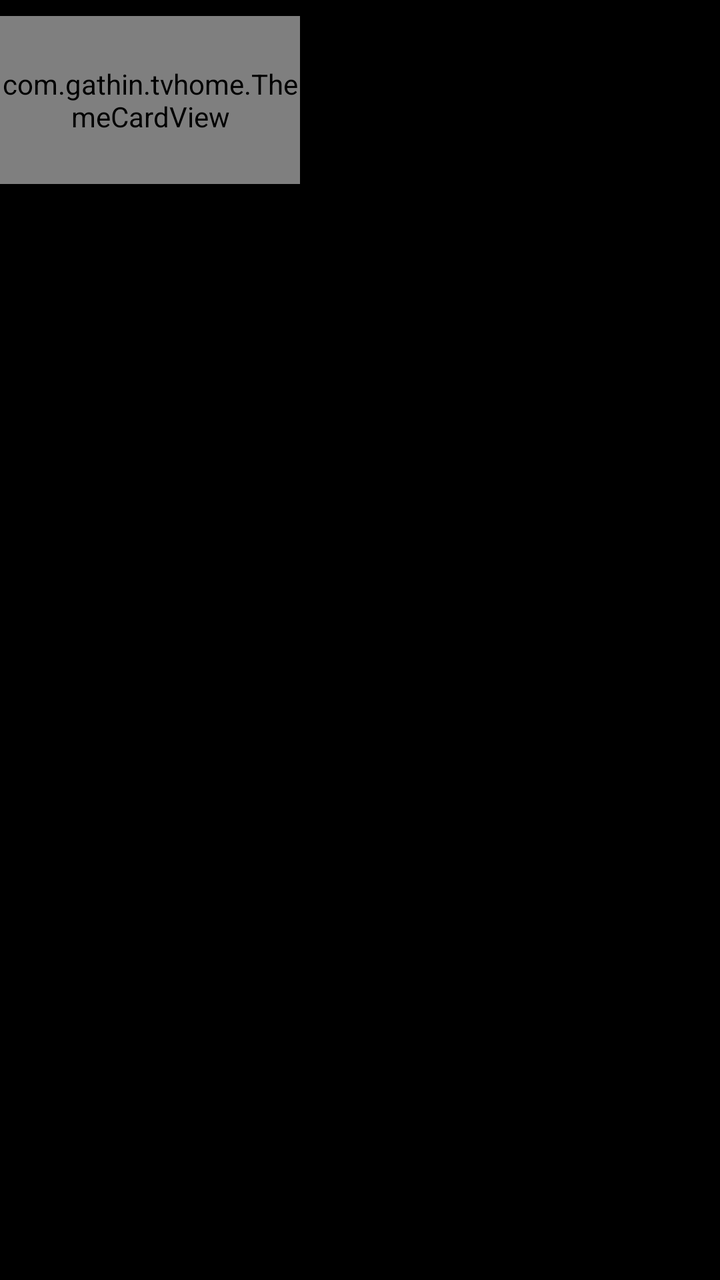
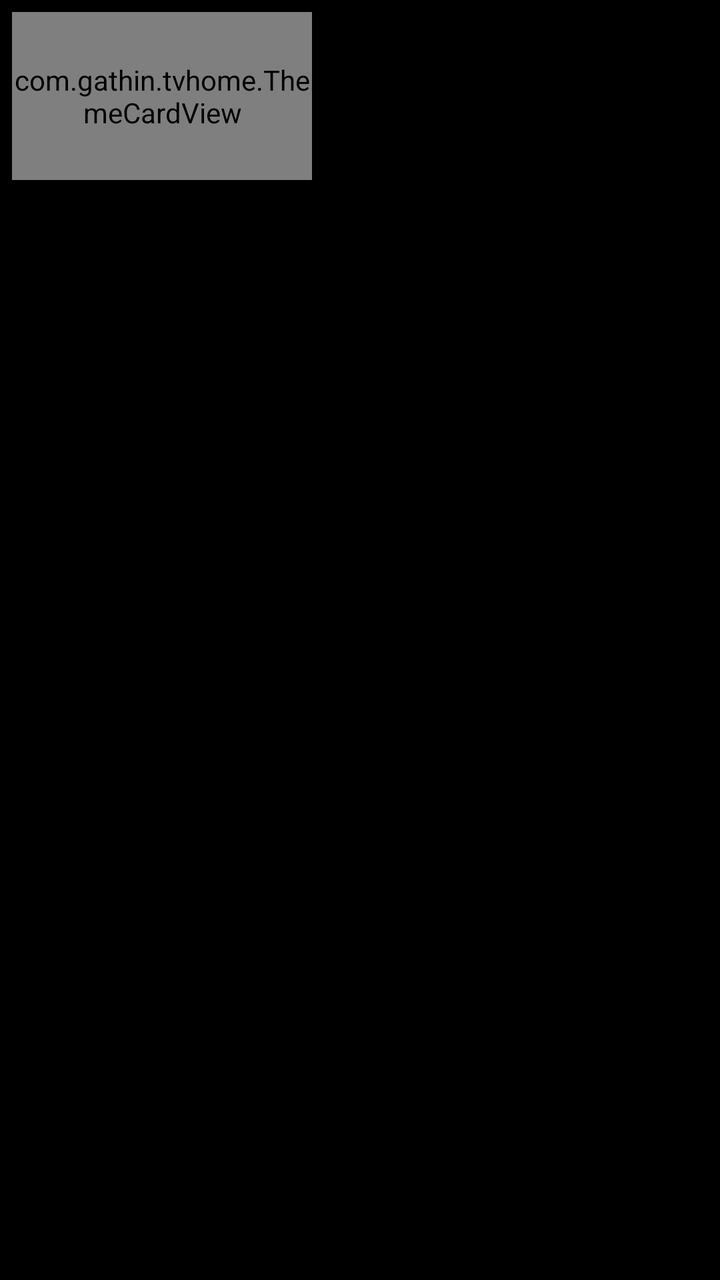

An Android layout rendered at two revisions. The XML below is the earlier revision; the diff shows what the commit changed to produce the second picture.
<!-- AndroidManifest.xml: application theme Theme.TvHome -->
<!-- res/layout/item_theme.xml -->
<?xml version="1.0" encoding="utf-8"?>
<FrameLayout xmlns:android="http://schemas.android.com/apk/res/android"
    android:layout_width="wrap_content"
    android:layout_height="wrap_content"
    android:paddingTop="8dp"
    android:paddingBottom="8dp"
    android:clipChildren="false"
    android:clipToPadding="false">

    <FrameLayout
        android:id="@+id/themeCard"
        android:layout_width="150dp"
        android:layout_height="84dp"
        android:background="@drawable/tile_bg"
        android:focusable="true"
        android:clickable="true">

        <com.gathin.tvhome.ThemeCardView
            android:id="@+id/themeMock"
            android:layout_width="match_parent"
            android:layout_height="match_parent" />

        <TextView
            android:id="@+id/themeName"
            android:layout_width="wrap_content"
            android:layout_height="wrap_content"
            android:layout_gravity="bottom|start"
            android:layout_marginStart="8dp"
            android:layout_marginBottom="5dp"
            android:maxWidth="118dp"
            android:singleLine="true"
            android:ellipsize="end"
            android:textColor="#FFFFFFFF"
            android:textSize="13sp"
            android:fontFamily="@font/outfit"
            android:fontVariationSettings="'wght' 500"
            android:letterSpacing="0.02"
            android:shadowColor="#99000000"
            android:shadowDx="0"
            android:shadowDy="2"
            android:shadowRadius="8" />

        <ImageView
            android:id="@+id/themeBadge"
            android:layout_width="22dp"
            android:layout_height="22dp"
            android:layout_gravity="top|end"
            android:layout_margin="6dp"
            android:padding="4dp"
            android:background="@drawable/pill_bg"
            android:src="@drawable/ic_star"
            android:tint="#FF111111"
            android:visibility="gone"
            android:contentDescription="@null" />
    </FrameLayout>
</FrameLayout>
<!-- resources referenced by this layout -->
<resources>
  <!-- drawable ic_star (drawable) -->
  <?xml version="1.0" encoding="utf-8"?>
  <vector xmlns:android="http://schemas.android.com/apk/res/android"
      android:width="22dp" android:height="22dp"
      android:viewportWidth="24" android:viewportHeight="24">
      <path android:fillColor="#FFFFFFFF"
          android:pathData="M12,17.27L18.18,21l-1.64,-7.03L22,9.24l-7.19,-0.61L12,2L9.19,8.63L2,9.24l5.46,4.73L5.82,21z" />
  </vector>
  <!-- drawable pill_bg (drawable) -->
  <?xml version="1.0" encoding="utf-8"?>
  <selector xmlns:android="http://schemas.android.com/apk/res/android">
      <item android:state_focused="true">
          <shape android:shape="rectangle">
              <solid android:color="@color/pill_focused" />
              <corners android:radius="@dimen/pill_radius" />
          </shape>
      </item>
      <item>
          <shape android:shape="rectangle">
              <gradient android:angle="270" android:startColor="@color/pill_fill_top" android:endColor="@color/pill_fill_bottom" />
              <stroke android:width="1dp" android:color="@color/pill_stroke" />
              <corners android:radius="@dimen/pill_radius" />
          </shape>
      </item>
  </selector>
  <!-- drawable tile_bg (drawable) -->
  <?xml version="1.0" encoding="utf-8"?>
  <selector xmlns:android="http://schemas.android.com/apk/res/android">
      <item android:state_pressed="true">
          <shape android:shape="rectangle">
              <solid android:color="@color/surface_card_pressed" />
              <corners android:radius="@dimen/tile_radius" />
          </shape>
      </item>
      <item>
          <shape android:shape="rectangle">
              <solid android:color="@color/surface_card" />
              <corners android:radius="@dimen/tile_radius" />
          </shape>
      </item>
  </selector>
  <style name="Theme.TvHome" parent="android:Theme.Material.NoActionBar.Fullscreen">
          <item name="android:windowBackground">@android:color/black</item>
          <item name="android:colorBackground">@android:color/black</item>
          <item name="android:windowAnimationStyle">@null</item>
      </style>
  <color name="pill_focused">#F5FFFFFF</color>
  <dimen name="pill_radius">18dp</dimen>
  <color name="pill_fill_top">#2EFFFFFF</color>
  <color name="pill_fill_bottom">#14FFFFFF</color>
  <color name="pill_stroke">#38FFFFFF</color>
  <color name="surface_card_pressed">#E62E3B4C</color>
  <dimen name="tile_radius">16dp</dimen>
  <color name="surface_card">#D91A2531</color>
</resources>

<!-- the commit's change to res/layout/item_theme.xml (unified diff, before → after) -->
@@ -2,8 +2,10 @@
 <FrameLayout xmlns:android="http://schemas.android.com/apk/res/android"
     android:layout_width="wrap_content"
     android:layout_height="wrap_content"
-    android:paddingTop="8dp"
-    android:paddingBottom="8dp"
+    android:paddingStart="6dp"
+    android:paddingEnd="6dp"
+    android:paddingTop="6dp"
+    android:paddingBottom="6dp"
     android:clipChildren="false"
     android:clipToPadding="false">
 
@@ -22,23 +24,24 @@
 
         <TextView
             android:id="@+id/themeName"
-            android:layout_width="wrap_content"
+            android:layout_width="match_parent"
             android:layout_height="wrap_content"
             android:layout_gravity="bottom|start"
             android:layout_marginStart="8dp"
-            android:layout_marginBottom="5dp"
-            android:maxWidth="118dp"
+            android:layout_marginBottom="4dp"
+            android:layout_marginEnd="8dp"
             android:singleLine="true"
             android:ellipsize="end"
             android:textColor="#FFFFFFFF"
-            android:textSize="13sp"
+            android:textSize="12.5sp"
             android:fontFamily="@font/outfit"
             android:fontVariationSettings="'wght' 500"
             android:letterSpacing="0.02"
+            android:includeFontPadding="false"
             android:shadowColor="#99000000"
             android:shadowDx="0"
-            android:shadowDy="2"
-            android:shadowRadius="8" />
+            android:shadowDy="1"
+            android:shadowRadius="4" />
 
         <ImageView
             android:id="@+id/themeBadge"
<!-- resource entries referenced after the edit -->
@@ -52,7 +52,7 @@
   <color name="pill_fill_bottom">#14FFFFFF</color>
   <color name="pill_stroke">#38FFFFFF</color>
   <color name="surface_card_pressed">#E62E3B4C</color>
-  <dimen name="tile_radius">16dp</dimen>
+  <dimen name="tile_radius">14dp</dimen>
   <color name="surface_card">#D91A2531</color>
 </resources>
 
